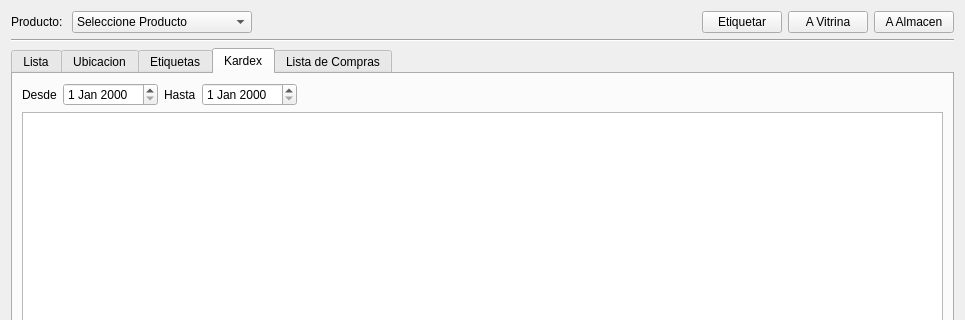
This is producto/ui_producto.ui in rodety/Jireh as Qt 5 draws it before an edit; both pictures show x 0 to 965 and y 0 to 320 of the 965 by 522 pixel window. The edited form follows.
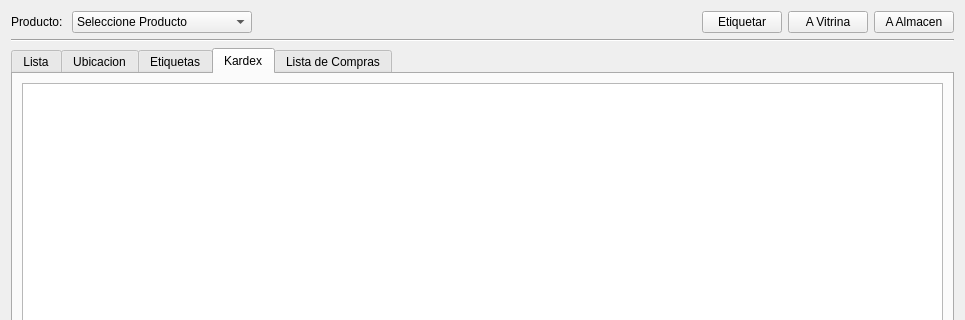
This is the edited form. The open tabs and pages were chosen to show the change. Icons and pictures are not drawn. Custom widgets are drawn as their Qt base class.

Diff of the .ui file:
```diff
--- a/producto/ui_producto.ui
+++ b/producto/ui_producto.ui
@@ -692,43 +692,6 @@
       </attribute>
       <layout class="QGridLayout" name="gridLayout_6">
        <item row="0" column="0">
-        <layout class="QHBoxLayout" name="horizontalLayout_3">
-         <item>
-          <widget class="QLabel" name="label_3">
-           <property name="text">
-            <string>Desde</string>
-           </property>
-          </widget>
-         </item>
-         <item>
-          <widget class="QDateEdit" name="dateEdit_desde_kardex"/>
-         </item>
-         <item>
-          <widget class="QLabel" name="label_6">
-           <property name="text">
-            <string>Hasta</string>
-           </property>
-          </widget>
-         </item>
-         <item>
-          <widget class="QDateEdit" name="dateEdit_hasta_kardex"/>
-         </item>
-         <item>
-          <spacer name="horizontalSpacer_3">
-           <property name="orientation">
-            <enum>Qt::Horizontal</enum>
-           </property>
-           <property name="sizeHint" stdset="0">
-            <size>
-             <width>40</width>
-             <height>20</height>
-            </size>
-           </property>
-          </spacer>
-         </item>
-        </layout>
-       </item>
-       <item row="1" column="0">
         <layout class="QVBoxLayout" name="verticalLayout_3">
          <item>
           <widget class="QTableView" name="tableView_kardex"/>
```
Left out of the diff: 58 changed lines with no effect on the pictures.
